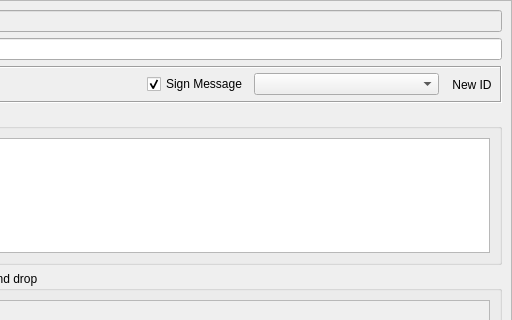
This is retroshare-gui/src/gui/gxsforums/CreateGxsForumMsg.ui in RetroShare/RetroShare as Qt 5 draws it before an edit; both pictures show x 128 to 640 and y 0 to 320 of the 640 by 465 pixel window. The edited form follows.
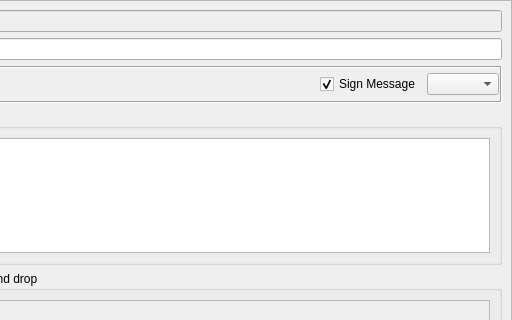
This is the edited form. Icons and pictures are not drawn. Custom widgets are drawn as their Qt base class.

Commit message: Removed buttons to create a new identity

```diff
--- a/retroshare-gui/src/gui/gxsforums/CreateGxsForumMsg.ui
+++ b/retroshare-gui/src/gui/gxsforums/CreateGxsForumMsg.ui
@@ -185,46 +185,7 @@
              </widget>
             </item>
             <item>
-             <widget class="GxsIdChooser" name="idChooser">
-              <property name="sizePolicy">
-               <sizepolicy hsizetype="MinimumExpanding" vsizetype="Fixed">
-                <horstretch>0</horstretch>
-                <verstretch>0</verstretch>
-               </sizepolicy>
-              </property>
-             </widget>
-            </item>
-            <item>
-             <widget class="QToolButton" name="toolButton_NewId">
-              <property name="sizePolicy">
-               <sizepolicy hsizetype="Minimum" vsizetype="Preferred">
-                <horstretch>0</horstretch>
-                <verstretch>0</verstretch>
-               </sizepolicy>
-              </property>
-              <property name="focusPolicy">
-               <enum>Qt::NoFocus</enum>
-              </property>
-              <property name="toolTip">
-               <string>Create new Identity</string>
-              </property>
-              <property name="text">
-               <string>New ID</string>
-              </property>
-              <property name="icon">
-               <iconset resource="../images.qrc">
-                <normaloff>:/images/identity/identity_create_32.png</normaloff>:/images/identity/identity_create_32.png</iconset>
-              </property>
-              <property name="iconSize">
-               <size>
-                <width>24</width>
-                <height>24</height>
-               </size>
-              </property>
-              <property name="autoRaise">
-               <bool>true</bool>
-              </property>
-             </widget>
+             <widget class="GxsIdChooser" name="idChooser"/>
             </item>
            </layout>
           </widget>
```
The commit also changes 19 other files.
